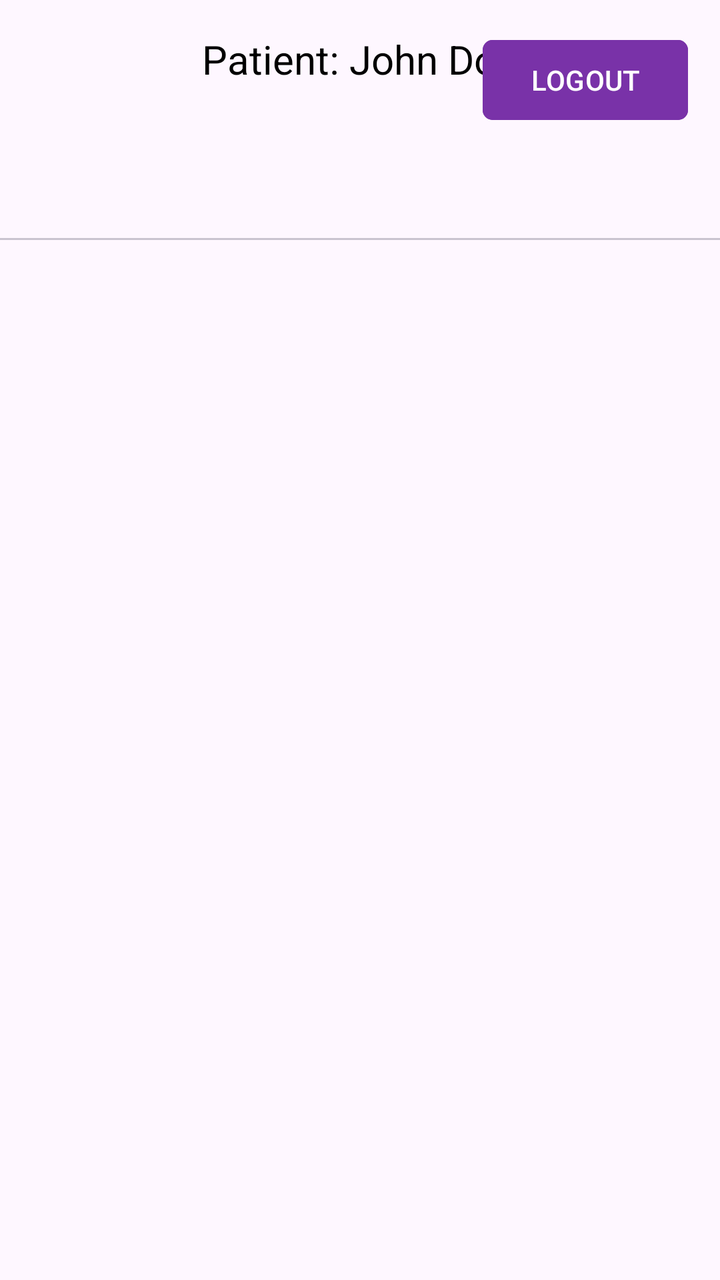
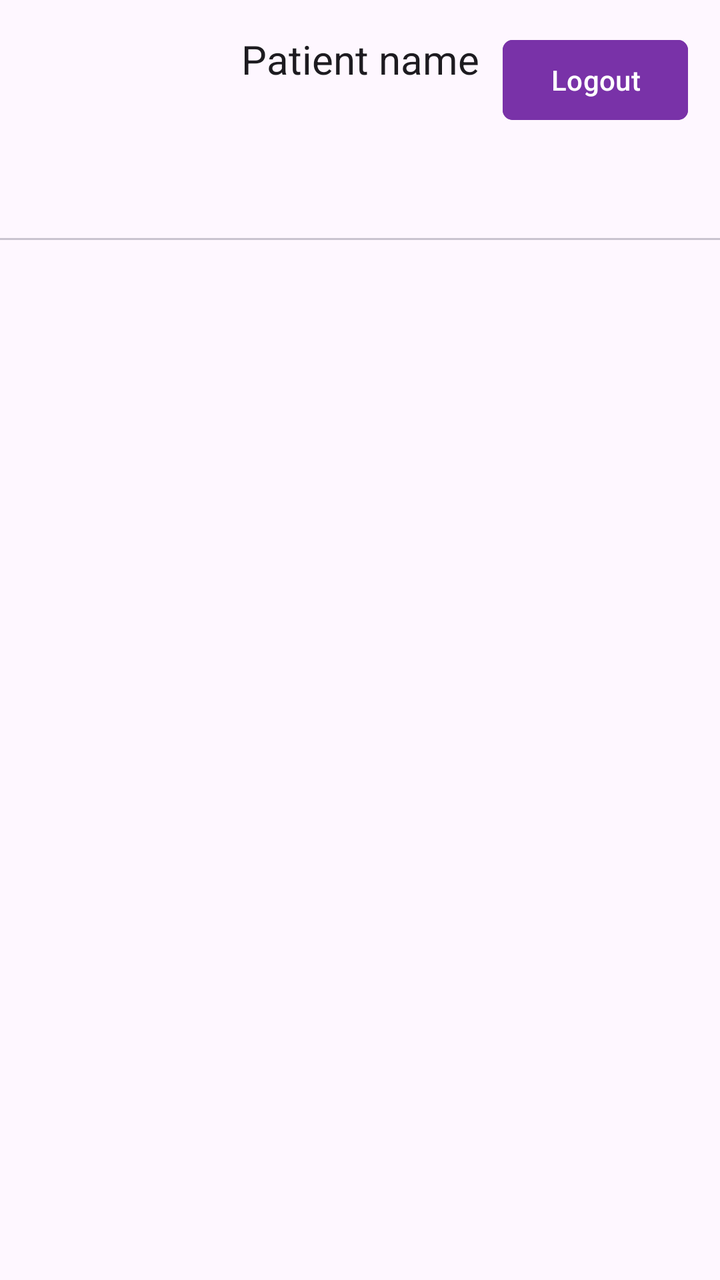

Screens rendered from an Android XML layout before and after an edit, with the pre-edit source and the edit as a unified diff.
<!-- AndroidManifest.xml: application theme Theme.BridgeCare -->
<!-- res/layout/activity_patient_dashboard.xml -->
<?xml version="1.0" encoding="utf-8"?>
<androidx.constraintlayout.widget.ConstraintLayout xmlns:android="http://schemas.android.com/apk/res/android"
    xmlns:app="http://schemas.android.com/apk/res-auto"
    xmlns:tools="http://schemas.android.com/tools"
    android:id="@+id/main"
    android:layout_width="match_parent"
    android:layout_height="match_parent"
    tools:context=".PatientDashboardActivity">

    <androidx.constraintlayout.widget.ConstraintLayout
        android:id="@+id/patientDetailsBox"
        android:layout_width="0dp"
        android:layout_height="wrap_content"
        android:padding="8dp"
        app:layout_constraintTop_toTopOf="parent"
        app:layout_constraintStart_toStartOf="parent"
        app:layout_constraintEnd_toEndOf="parent"
        android:layout_margin="8dp">

        <TextView
            android:id="@+id/tvPatientName"
            android:layout_width="wrap_content"
            android:layout_height="wrap_content"
            android:text="Patient: John Doe"
            android:textColor="@android:color/black"
            android:textSize="20sp"
            app:layout_constraintEnd_toEndOf="parent"
            app:layout_constraintStart_toStartOf="parent"
            app:layout_constraintTop_toTopOf="parent" />

        <Button
            android:id="@+id/logoutButton"
            android:layout_width="wrap_content"
            android:layout_height="wrap_content"
            android:text="LOGOUT"
            app:layout_constraintEnd_toEndOf="parent"
            app:layout_constraintTop_toTopOf="parent"
            android:backgroundTint="#7932a8"
            app:cornerRadius="5dp"/>

    </androidx.constraintlayout.widget.ConstraintLayout>

    <com.google.android.material.tabs.TabLayout
        android:id="@+id/tab_layout"
        android:layout_width="0dp"
        android:layout_height="wrap_content"
        app:layout_constraintTop_toBottomOf="@id/patientDetailsBox"
        app:layout_constraintStart_toStartOf="parent"
        app:layout_constraintEnd_toEndOf="parent" />

    <androidx.viewpager2.widget.ViewPager2
        android:id="@+id/view_pager"
        android:layout_width="0dp"
        android:layout_height="0dp"
        app:layout_constraintBottom_toBottomOf="parent"
        app:layout_constraintEnd_toEndOf="parent"
        app:layout_constraintStart_toStartOf="parent"
        app:layout_constraintTop_toBottomOf="@+id/tab_layout" />

</androidx.constraintlayout.widget.ConstraintLayout>
<!-- resources referenced by this layout -->
<resources>
  <style name="Theme.BridgeCare" parent="Base.Theme.BridgeCare" />
  <style name="Base.Theme.BridgeCare" parent="Theme.Material3.DayNight.NoActionBar">
          
          
      </style>
</resources>

<!-- the commit's change to res/layout/activity_patient_dashboard.xml (unified diff, before → after) -->
@@ -21,8 +21,8 @@
             android:id="@+id/tvPatientName"
             android:layout_width="wrap_content"
             android:layout_height="wrap_content"
-            android:text="Patient: John Doe"
-            android:textColor="@android:color/black"
+            android:text="@string/patient_name_placeholder"
+            android:textColor="?android:attr/textColorPrimary"
             android:textSize="20sp"
             app:layout_constraintEnd_toEndOf="parent"
             app:layout_constraintStart_toStartOf="parent"
@@ -32,7 +32,7 @@
             android:id="@+id/logoutButton"
             android:layout_width="wrap_content"
             android:layout_height="wrap_content"
-            android:text="LOGOUT"
+            android:text="@string/logout"
             app:layout_constraintEnd_toEndOf="parent"
             app:layout_constraintTop_toTopOf="parent"
             android:backgroundTint="#7932a8"
<!-- resource entries referenced after the edit -->
@@ -1,5 +1,7 @@
 <!-- resources referenced by this layout -->
 <resources>
+  <string name="logout">Logout</string>
+  <string name="patient_name_placeholder">Patient name</string>
   <style name="Theme.BridgeCare" parent="Base.Theme.BridgeCare" />
   <style name="Base.Theme.BridgeCare" parent="Theme.Material3.DayNight.NoActionBar">
           
